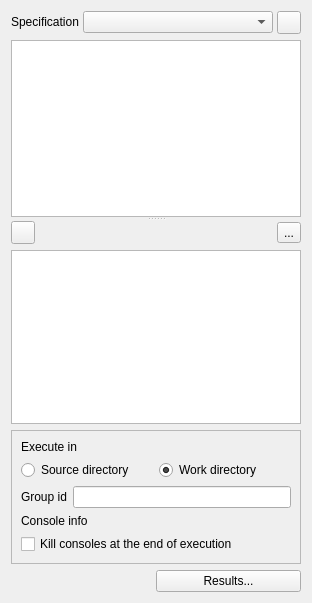
Before: the Qt Designer form spine_items/tool/ui/tool_properties.ui in spine-tools/spine-items, drawn with Qt 5.
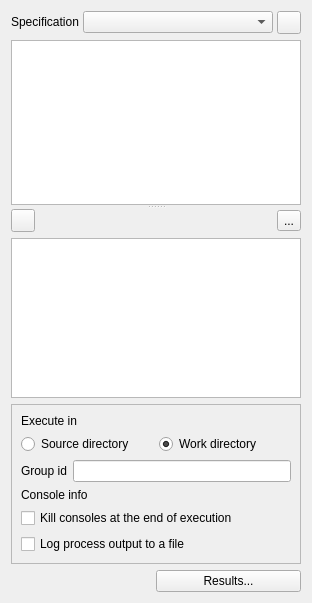
After: the same form once the commit is applied. Icons and pictures are not drawn. Custom widgets are drawn as their Qt base class.

Commit message:
Implement logging tool output to file
Re Spine-Toolbox#1683

What changed in the file:
```diff
--- a/spine_items/tool/ui/tool_properties.ui
+++ b/spine_items/tool/ui/tool_properties.ui
@@ -266,6 +266,13 @@
         </property>
        </widget>
       </item>
+      <item>
+       <widget class="QCheckBox" name="log_process_output_check_box">
+        <property name="text">
+         <string>Log process output to a file</string>
+        </property>
+       </widget>
+      </item>
      </layout>
     </widget>
    </item>
```
The commit also changes 6 other files.
